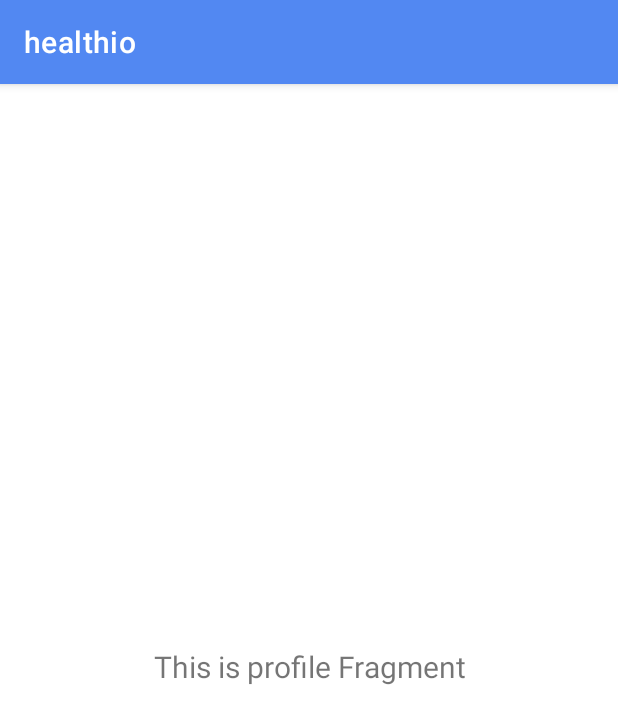
After one commit to jonathanSendiko/bangkit-capstone-healthio, an Android app: the fragment ProfileFragment shown on its own in the app's theme, on a phone screen of 412 x 824 dp. The commit adds this screen. Shown: the top 724 px of the screen. Run offline under Robolectric (Android 15) with nearby library versions, the phone set to English and light mode, and no system bars.

Commit message:
Bottom Navigation Base

```diff
--- /dev/null
+++ b/app/src/main/java/com/example/healthio/ui/profile/ProfileFragment.kt
@@ -0,0 +1,31 @@
+package com.example.healthio.ui.profile
+
+import android.os.Bundle
+import android.view.LayoutInflater
+import android.view.View
+import android.view.ViewGroup
+import android.widget.TextView
+import androidx.fragment.app.Fragment
+import androidx.lifecycle.Observer
+import androidx.lifecycle.ViewModelProvider
+import com.example.healthio.R
+
+class ProfileFragment : Fragment() {
+
+    private lateinit var profileViewModel: ProfileViewModel
+
+    override fun onCreateView(
+        inflater: LayoutInflater,
+        container: ViewGroup?,
+        savedInstanceState: Bundle?
+    ): View? {
+        profileViewModel =
+            ViewModelProvider(this).get(ProfileViewModel::class.java)
+        val root = inflater.inflate(R.layout.fragment_profile, container, false)
+        val textView: TextView = root.findViewById(R.id.text_notifications)
+        profileViewModel.text.observe(viewLifecycleOwner, Observer {
+            textView.text = it
+        })
+        return root
+    }
+}
--- /dev/null
+++ b/app/src/main/java/com/example/healthio/ui/profile/ProfileViewModel.kt
@@ -0,0 +1,13 @@
+package com.example.healthio.ui.profile
+
+import androidx.lifecycle.LiveData
+import androidx.lifecycle.MutableLiveData
+import androidx.lifecycle.ViewModel
+
+class ProfileViewModel : ViewModel() {
+
+    private val _text = MutableLiveData<String>().apply {
+        value = "This is profile Fragment"
+    }
+    val text: LiveData<String> = _text
+}
--- /dev/null
+++ b/app/src/main/res/layout/fragment_profile.xml
@@ -0,0 +1,22 @@
+<?xml version="1.0" encoding="utf-8"?>
+<androidx.constraintlayout.widget.ConstraintLayout xmlns:android="http://schemas.android.com/apk/res/android"
+    xmlns:app="http://schemas.android.com/apk/res-auto"
+    xmlns:tools="http://schemas.android.com/tools"
+    android:layout_width="match_parent"
+    android:layout_height="match_parent"
+    tools:context=".ui.profile.ProfileFragment">
+
+    <TextView
+        android:id="@+id/text_notifications"
+        android:layout_width="match_parent"
+        android:layout_height="wrap_content"
+        android:layout_marginStart="8dp"
+        android:layout_marginTop="8dp"
+        android:layout_marginEnd="8dp"
+        android:textAlignment="center"
+        android:textSize="20sp"
+        app:layout_constraintBottom_toBottomOf="parent"
+        app:layout_constraintEnd_toEndOf="parent"
+        app:layout_constraintStart_toStartOf="parent"
+        app:layout_constraintTop_toTopOf="parent" />
+</androidx.constraintlayout.widget.ConstraintLayout>
--- a/app/src/main/res/values/colors.xml
+++ b/app/src/main/res/values/colors.xml
@@ -7,4 +7,7 @@
     <color name="teal_700">#FF018786</color>
     <color name="black">#FF000000</color>
     <color name="white">#FFFFFFFF</color>
+
+    <color name="blue">#5288F2</color>
+    <color name="blueaccent">#80A6F2</color>
 </resources>
--- a/app/src/main/res/values/themes.xml
+++ b/app/src/main/res/values/themes.xml
@@ -2,8 +2,8 @@
     <!-- Base application theme. -->
     <style name="Theme.Healthio" parent="Theme.MaterialComponents.DayNight.DarkActionBar">
         <!-- Primary brand color. -->
-        <item name="colorPrimary">@color/purple_500</item>
-        <item name="colorPrimaryVariant">@color/purple_700</item>
+        <item name="colorPrimary">@color/blue</item>
+        <item name="colorPrimaryVariant">@color/blueaccent</item>
         <item name="colorOnPrimary">@color/white</item>
         <!-- Secondary brand color. -->
         <item name="colorSecondary">@color/teal_200</item>
```
Also changed, not shown: app/build.gradle (+8 -0 lines), app/src/main/java/com/example/healthio/MainActivity.kt (+38 -1 lines), app/src/main/java/com/example/healthio/ui/history/HistoryFragment.kt (added, +31 -0 lines), app/src/main/java/com/example/healthio/ui/history/HistoryViewModel.kt (added, +13 -0 lines), app/src/main/java/com/example/healthio/ui/home/HomeFragment.kt (added, +31 -0 lines), app/src/main/java/com/example/healthio/ui/home/HomeViewModel.kt (added, +13 -0 lines), app/src/main/res/drawable/ic_history.xml (added, +10 -0 lines), app/src/main/res/drawable/ic_home.xml (added, +10 -0 lines), app/src/main/res/drawable/ic_profile.xml (added, +10 -0 lines), app/src/main/res/drawable/roundback.xml (added, +9 -0 lines), app/src/main/res/layout/activity_main.xml (+13 -9 lines), app/src/main/res/layout/fragment_history.xml (added, +22 -0 lines), app/src/main/res/layout/fragment_home.xml (added, +22 -0 lines), app/src/main/res/menu/bottom_nav_menu.xml (added, +25 -0 lines), 1 more files.
